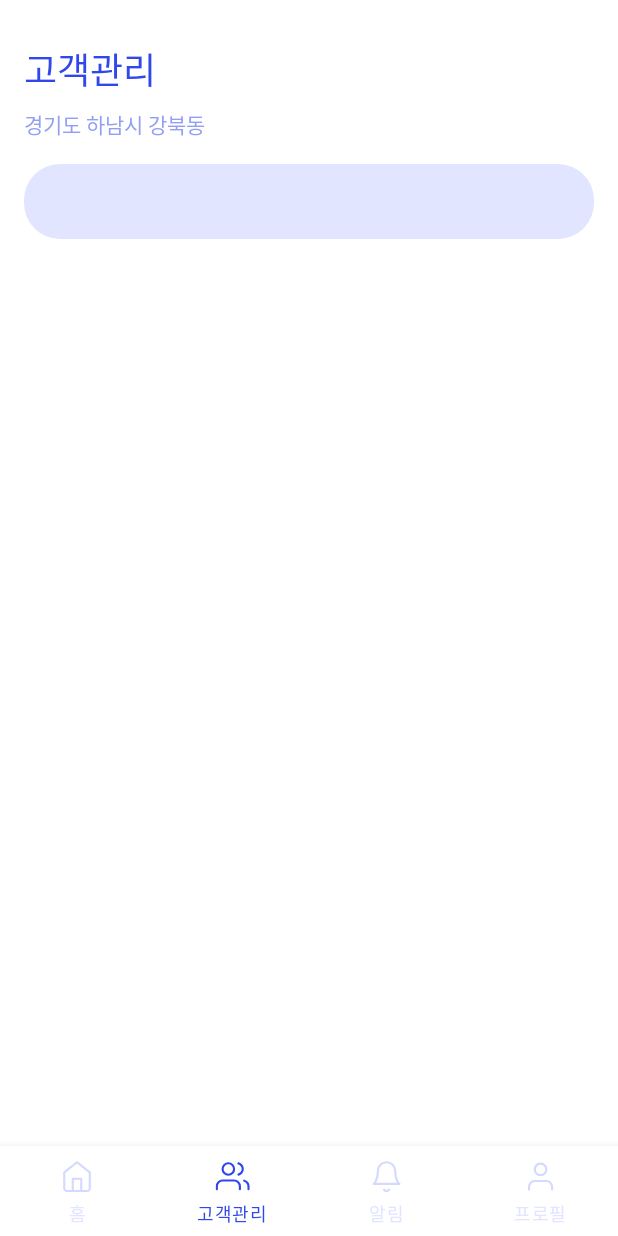
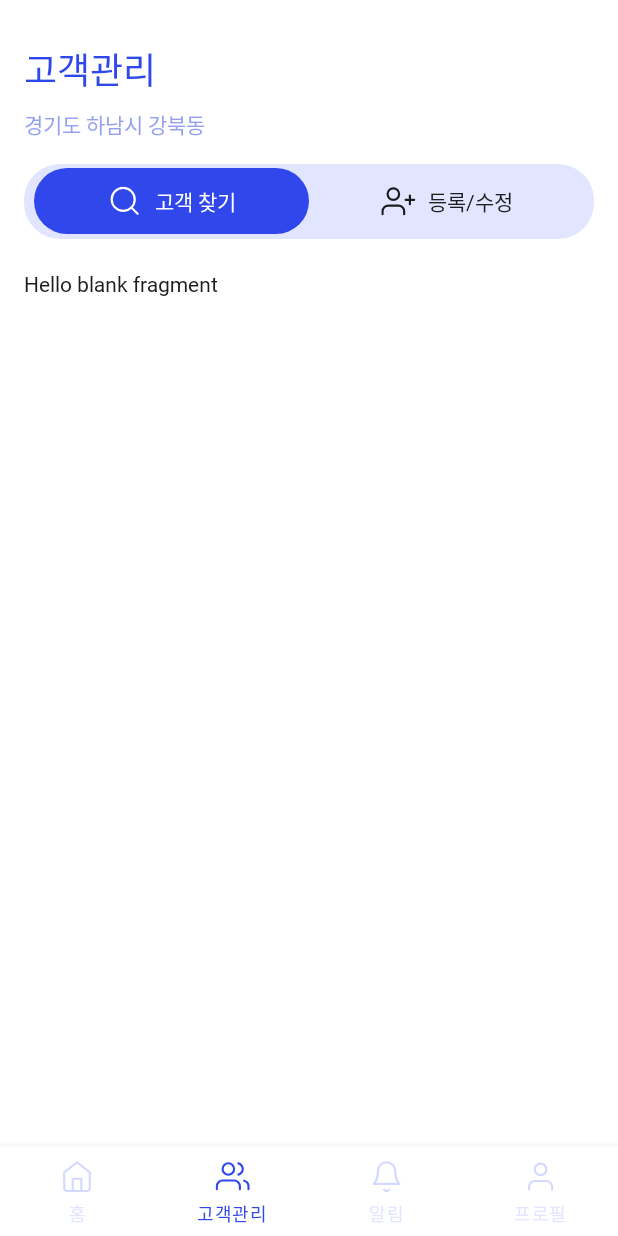
Before and after one commit to HSU-FindBugs/StaffApp-Frontend, an Android app: the CustomerHomeFragment screen opened through its navigation route, on a phone screen of 412 x 824 dp. Run offline under Robolectric (Android 15) with nearby library versions, the phone set to English and light mode, and no system bars; our stand-ins replace data binding, navigation-ui.

Commit message:
feat: 고객 관리 홈 프래그먼트 탭, 뷰페이저 설정

```diff
--- a/app/src/main/java/com/example/findbug/ui/customer_manage/CustomerHomeFragment.kt
+++ b/app/src/main/java/com/example/findbug/ui/customer_manage/CustomerHomeFragment.kt
@@ -5,19 +5,119 @@ import androidx.fragment.app.Fragment
 import android.view.LayoutInflater
 import android.view.View
 import android.view.ViewGroup
+import android.view.ViewTreeObserver
+import android.widget.ImageView
+import android.widget.TextView
+import androidx.core.content.ContextCompat
+import androidx.viewpager.widget.ViewPager
 import com.example.findbug.R
+import com.example.findbug.base.BaseFragment
+import com.example.findbug.databinding.FragmentCustomerHomeBinding
+import com.example.findbug.ui.customer_manage.vp.CustomerHomeVPAdapter
+import com.google.android.material.tabs.TabLayout
+import com.google.android.material.tabs.TabLayoutMediator
 
-class CustomerHomeFragment : Fragment() {
+class CustomerHomeFragment : BaseFragment<FragmentCustomerHomeBinding>(R.layout.fragment_customer_home) {
 
-    override fun onCreate(savedInstanceState: Bundle?) {
-        super.onCreate(savedInstanceState)
+    override fun setLayout() {
+        initSettings()
     }
 
-    override fun onCreateView(
-        inflater: LayoutInflater, container: ViewGroup?,
-        savedInstanceState: Bundle?
-    ): View? {
-        return inflater.inflate(R.layout.fragment_customer_home, container, false)
+    private fun initSettings() {
+        setTabLayout()
+    }
+
+    private fun setTabLayout() {
+
+        val tabLayout = binding.fragmentCustomerHomeTab
+        val viewPager = binding.fragmentCustomerHomeVp2
+
+        val adapter = CustomerHomeVPAdapter(childFragmentManager, lifecycle)
+        viewPager.adapter = adapter
+
+        TabLayoutMediator(tabLayout, viewPager) { tab, position ->
+            val customView = LayoutInflater.from(context).inflate(R.layout.custom_tab_layout, null)
+            val tabIcon = customView.findViewById<ImageView>(R.id.tab_icon)
+            val tabText = customView.findViewById<TextView>(R.id.tab_text)
+
+            when (position) {
+                0 -> {
+                    tabText.text = "고객 찾기"
+                    tabIcon.setImageResource(R.drawable.ic_search_white)
+                    tabText.setTextColor(ContextCompat.getColor(requireContext(), R.color.white))
+                    customView?.setBackgroundResource(R.drawable.tab_selected_first)
+                }
+                1 -> {
+                    tabText.text = "등록/수정"
+                    tabIcon.setImageResource(R.drawable.ic_add_customer_black)
+                }
+            }
+            tab.customView = customView
+        }.attach()
+
+        tabLayout.addOnTabSelectedListener(object : TabLayout.OnTabSelectedListener {
+
+            // 탭 선택 되었을 때
+            override fun onTabSelected(tab: TabLayout.Tab?) {
+                val customView = tab?.customView
+                val tabIcon = customView?.findViewById<ImageView>(R.id.tab_icon)
+                val tabText = customView?.findViewById<TextView>(R.id.tab_text)
+
+                when (tab?.position) {
+                    0 -> {
+                        tabIcon?.setImageResource(R.drawable.ic_search_white)
+                        tabText?.setTextColor(ContextCompat.getColor(requireContext(), R.color.white))
+                        customView?.setBackgroundResource(R.drawable.tab_selected_first)
+                    }
+                    1 -> {
+                        tabIcon?.setImageResource(R.drawable.ic_add_customer_white)
+                        tabText?.setTextColor(ContextCompat.getColor(requireContext(), R.color.white))
+                        customView?.setBackgroundResource(R.drawable.tab_selected_first)
+                    }
+                }
+            }
+
+            // 탭 선택 되지 않았을 때
+            override fun onTabUnselected(tab: TabLayout.Tab?) {
+                val customView = tab?.customView
+                val tabIcon = customView?.findViewById<ImageView>(R.id.tab_icon)
+                val tabText = customView?.findViewById<TextView>(R.id.tab_text)
+
+                when (tab?.position) {
+                    0 -> {
+                        tabIcon?.setImageResource(R.drawable.ic_search_black)
+                        tabText?.setTextColor(ContextCompat.getColor(requireContext(), R.color.Black700))
+                        customView?.setBackgroundResource(R.drawable.tab_un_selected_first)
+                    }
+                    1 -> {
+                        tabIcon?.setImageResource(R.drawable.ic_add_customer_black)
+                        tabText?.setTextColor(ContextCompat.getColor(requireContext(), R.color.Black700))
+                        customView?.setBackgroundResource(R.drawable.tab_un_selected_second)
+                    }
+                }
+            }
+
+            override fun onTabReselected(tab: TabLayout.Tab?) {}
+        })
+
+        // TabLayout의 레이아웃이 완전히 준비된 후에 패딩을 설정
+        tabLayout.viewTreeObserver.addOnGlobalLayoutListener(object : ViewTreeObserver.OnGlobalLayoutListener {
+            override fun onGlobalLayout() {
+
+                for (i in 0 until tabLayout.tabCount) {
+                    val tab = (tabLayout.getChildAt(0) as ViewGroup).getChildAt(i)
+                    if (i == 0) {
+                        tab.setPadding(10, 0, 0, 0)
+                    } else if (i == tabLayout.tabCount - 1) {
+                        tab.setPadding(0, 0, 10, 0)
+                    }
+                }
+
+                // 패딩 적용 후 리스너 제거 (한 번만 실행되도록)
+                tabLayout.viewTreeObserver.removeOnGlobalLayoutListener(this)
+            }
+        })
+
     }
 
 }
```
